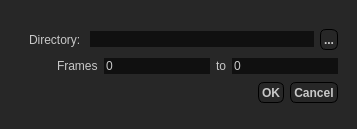
First picture: the form in src/fge/ui/exportdialog.ui, repository eigenbom/fugu, before the edit.
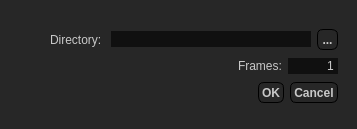
Second picture: the form after the edit. Icons and pictures are not drawn.

Commit message: Added export to single frame. Fixed stdout redirectio and console input (but probably doesnt work on mac.)

```diff
--- a/src/fge/ui/exportdialog.ui
+++ b/src/fge/ui/exportdialog.ui
@@ -437,6 +437,19 @@
    <layout class="QVBoxLayout" name="verticalLayout">
     <item>
      <layout class="QHBoxLayout" name="horizontalLayout">
+      <item>
+       <spacer name="horizontalSpacer_2">
+        <property name="orientation">
+         <enum>Qt::Horizontal</enum>
+        </property>
+        <property name="sizeHint" stdset="0">
+         <size>
+          <width>40</width>
+          <height>20</height>
+         </size>
+        </property>
+       </spacer>
+      </item>
       <item>
        <widget class="QLabel" name="label">
         <property name="text">
@@ -448,7 +461,23 @@
        </widget>
       </item>
       <item>
-       <widget class="QLineEdit" name="dirLineEdit"/>
+       <widget class="QLineEdit" name="dirLineEdit">
+        <property name="sizePolicy">
+         <sizepolicy hsizetype="Expanding" vsizetype="Fixed">
+          <horstretch>0</horstretch>
+          <verstretch>0</verstretch>
+         </sizepolicy>
+        </property>
+        <property name="minimumSize">
+         <size>
+          <width>200</width>
+          <height>0</height>
+         </size>
+        </property>
+        <property name="text">
+         <string/>
+        </property>
+       </widget>
       </item>
       <item>
        <widget class="QPushButton" name="pushButton">
@@ -460,7 +489,7 @@
         </property>
         <property name="minimumSize">
          <size>
-          <width>16</width>
+          <width>21</width>
           <height>0</height>
          </size>
         </property>
@@ -491,44 +520,15 @@
       </item>
       <item>
        <widget class="QLabel" name="label_2">
-        <property name="text">
-         <string>Frames</string>
-        </property>
-        <property name="buddy">
-         <cstring>lineEdit</cstring>
-        </property>
-       </widget>
-      </item>
-      <item>
-       <widget class="QLineEdit" name="lineEdit">
         <property name="sizePolicy">
-         <sizepolicy hsizetype="Fixed" vsizetype="Fixed">
+         <sizepolicy hsizetype="Minimum" vsizetype="Preferred">
           <horstretch>0</horstretch>
           <verstretch>0</verstretch>
          </sizepolicy>
         </property>
-        <property name="baseSize">
-         <size>
-          <width>32</width>
-          <height>0</height>
-         </size>
-        </property>
-        <property name="inputMask">
-         <string>00009; </string>
-        </property>
         <property name="text">
-         <string>0</string>
+         <string>Frames:</string>
         </property>
-        <property name="maxLength">
-         <number>5</number>
-        </property>
-       </widget>
-      </item>
-      <item>
-       <widget class="QLabel" name="label_3">
-        <property name="text">
-         <string>to</string>
-        </property>
         <property name="buddy">
          <cstring>lineEdit_2</cstring>
         </property>
@@ -537,11 +537,17 @@
       <item>
        <widget class="QLineEdit" name="lineEdit_2">
         <property name="sizePolicy">
-         <sizepolicy hsizetype="Fixed" vsizetype="Fixed">
+         <sizepolicy hsizetype="Minimum" vsizetype="Fixed">
           <horstretch>0</horstretch>
           <verstretch>0</verstretch>
          </sizepolicy>
         </property>
+        <property name="maximumSize">
+         <size>
+          <width>50</width>
+          <height>16777215</height>
+         </size>
+        </property>
         <property name="baseSize">
          <size>
           <width>32</width>
@@ -549,14 +555,17 @@
          </size>
         </property>
         <property name="inputMask">
-         <string>00009; </string>
+         <string/>
         </property>
         <property name="text">
-         <string>0</string>
+         <string>1</string>
         </property>
         <property name="maxLength">
          <number>5</number>
         </property>
+        <property name="alignment">
+         <set>Qt::AlignRight|Qt::AlignTrailing|Qt::AlignVCenter</set>
+        </property>
        </widget>
       </item>
      </layout>
```
Left out of the diff: 16 changed lines with no effect on the pictures. The commit also changes 11 other files.
